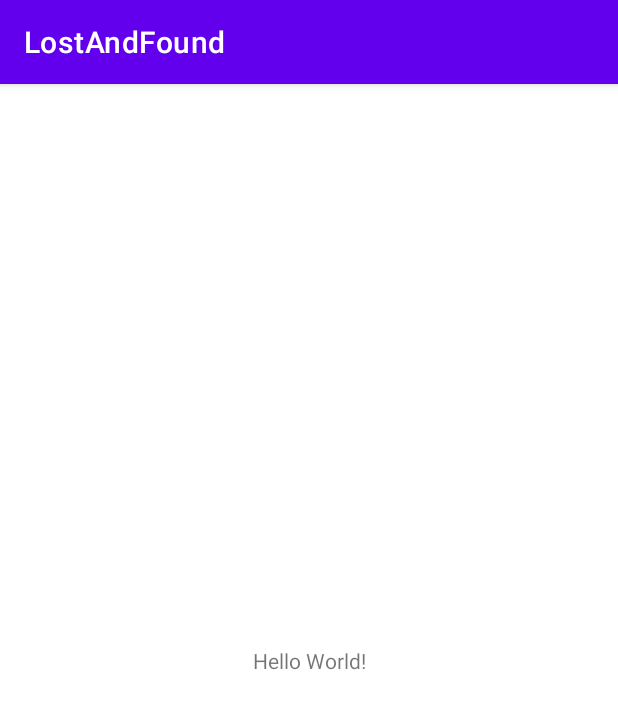
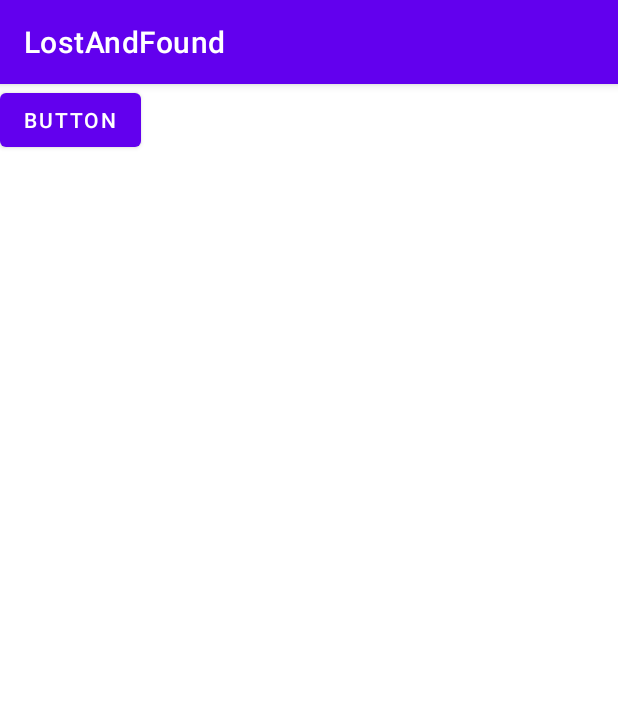
Before and after one commit to MAL1S/LostAndFound, an Android app: the screen it shows after launch (MainActivity), on a phone screen of 412 x 824 dp. Shown: the top 709 px of the screen. Run offline under Robolectric (Android 15) with nearby library versions, the phone set to English and light mode, and no system bars.

```diff
--- a/app/build.gradle
+++ b/app/build.gradle
@@ -1,5 +1,6 @@
 plugins {
     id 'com.android.application'
+    id 'com.google.gms.google-services'
 }
 
 android {
@@ -29,11 +30,13 @@ android {
 }
 
 dependencies {
-
+    implementation 'com.google.firebase:firebase-auth:20.0.1'
+    compile 'com.google.android.gms:play-services-auth:12.0.1'
     implementation 'androidx.appcompat:appcompat:1.2.0'
     implementation 'com.google.android.material:material:1.3.0'
     implementation 'androidx.constraintlayout:constraintlayout:2.0.4'
     testImplementation 'junit:junit:4.+'
     androidTestImplementation 'androidx.test.ext:junit:1.1.2'
     androidTestImplementation 'androidx.test.espresso:espresso-core:3.3.0'
+    apply plugin: 'com.google.gms.google-services'
 }
--- a/app/src/main/java/com/example/lostandfound/HomeActivity.java
+++ b/app/src/main/java/com/example/lostandfound/HomeActivity.java
@@ -1,10 +1,6 @@
 package com.example.lostandfound;
-
-import java.util.Scanner;
 
 public class HomeActivity {
 
-    public static void main(String[] args) {
-        System.out.println("hello");
-    }
+
 }
--- a/app/src/main/res/layout/activity_main.xml
+++ b/app/src/main/res/layout/activity_main.xml
@@ -1,18 +1,15 @@
 <?xml version="1.0" encoding="utf-8"?>
-<androidx.constraintlayout.widget.ConstraintLayout xmlns:android="http://schemas.android.com/apk/res/android"
-    xmlns:app="http://schemas.android.com/apk/res-auto"
+<androidx.appcompat.widget.LinearLayoutCompat xmlns:android="http://schemas.android.com/apk/res/android"
+
     xmlns:tools="http://schemas.android.com/tools"
     android:layout_width="match_parent"
     android:layout_height="match_parent"
     tools:context=".MainActivity">
 
-    <TextView
+
+    <Button
+        android:id="@+id/button2"
         android:layout_width="wrap_content"
         android:layout_height="wrap_content"
-        android:text="Hello World!"
-        app:layout_constraintBottom_toBottomOf="parent"
-        app:layout_constraintLeft_toLeftOf="parent"
-        app:layout_constraintRight_toRightOf="parent"
-        app:layout_constraintTop_toTopOf="parent" />
-
-</androidx.constraintlayout.widget.ConstraintLayout>
+        android:text="Button" />
+</androidx.appcompat.widget.LinearLayoutCompat>
--- a/build.gradle
+++ b/build.gradle
@@ -6,6 +6,7 @@ buildscript {
     }
     dependencies {
         classpath "com.android.tools.build:gradle:4.1.2"
+        classpath 'com.google.gms:google-services:4.3.4'
 
         // NOTE: Do not place your application dependencies here; they belong
         // in the individual module build.gradle files
```
Also changed, not shown: app/src/main/java/com/example/lostandfound/MainActivity.java (+61 -4 lines).
